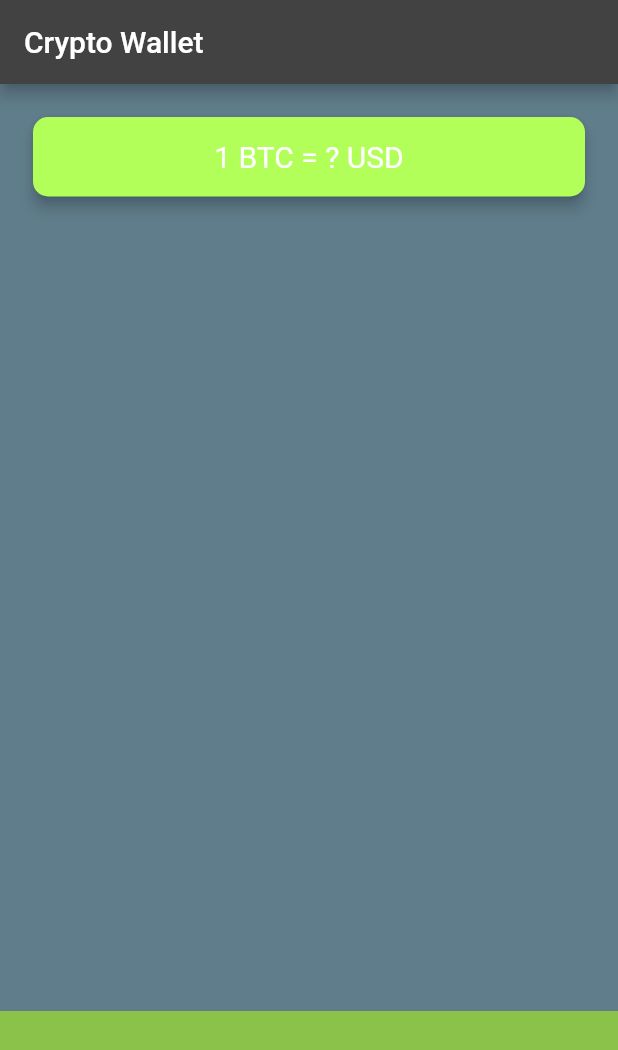
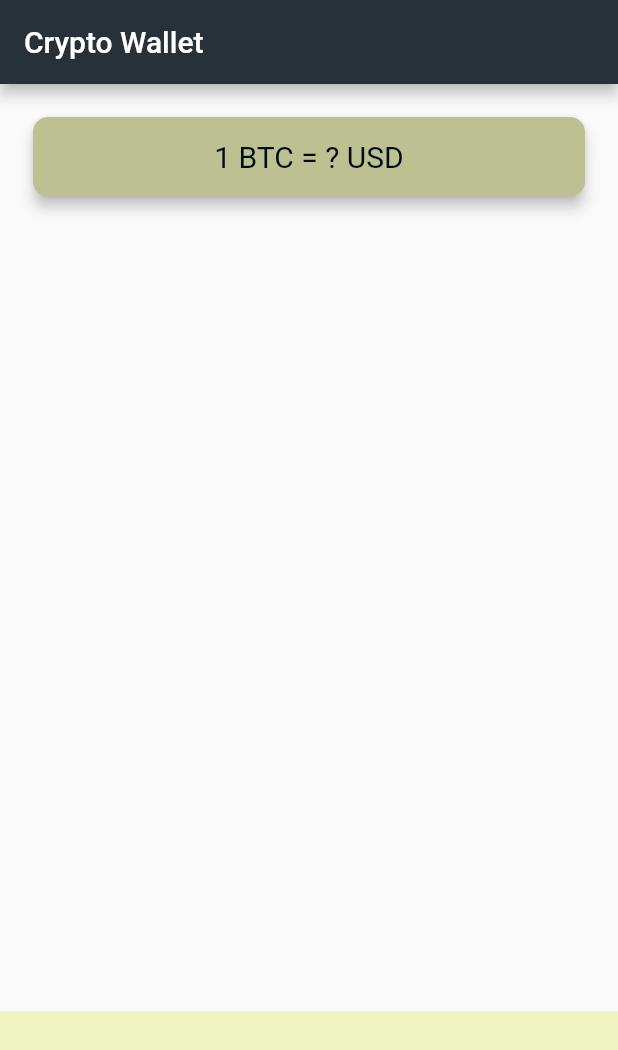
Before and after one commit to mdhowey/crypto-wallet, a Flutter app: the screen it shows after launch, on a phone screen of 412 x 824 dp. Shown: the top 1050 px of the screen. Run offline on Flutter 3.47's test engine with Material 2 defaults, Android fonts, the phone set to English and light mode, and no system bars; our stand-ins replace flutter_dotenv.

Commit message:
implemented custom Color to MaterialColor functionality

```diff
--- /dev/null
+++ b/lib/constants.dart
@@ -0,0 +1,12 @@
+import 'package:flutter/material.dart';
+
+// Theme Color Palette
+// TODO: Are you using all of these, or can some of them be removed?
+// Primary colors
+const Color kPrimary = Color(0xFF263238);
+const Color kPrimaryLight = Color(0xFF4F5B62);
+const Color kPrimaryDark = Color(0xFF000A12);
+// Secondary colors
+const Color kSecondary = Color(0xFFF0F4C3);
+const Color kSecondaryLight = Color(0xFFFFFFF6);
+const Color kSecondaryDark = Color(0xFFBDC192);
--- a/lib/main.dart
+++ b/lib/main.dart
@@ -1,4 +1,6 @@
+import 'package:crypto_wallet/constants.dart';
 import 'package:crypto_wallet/price_screen.dart';
+import 'package:crypto_wallet/utilities/create_material_color.dart';
 import 'package:flutter/material.dart';
 import 'package:flutter_dotenv/flutter_dotenv.dart';
 
@@ -12,11 +14,19 @@ class MyApp extends StatelessWidget {
   Widget build(BuildContext context) {
     return MaterialApp(
       title: 'Flutter Demo',
-      theme: ThemeData.dark().copyWith(
-        primaryColor: Colors.greenAccent,
-        scaffoldBackgroundColor: Colors.blueGrey,
+      theme: ThemeData(
+        colorScheme: ColorScheme.fromSwatch(
+          primarySwatch: createMaterialColor(kPrimary),
+        ).copyWith(
+          secondary: createMaterialColor(kSecondary),
+        ),
+        textTheme: const TextTheme(
+          bodyText2: TextStyle(
+            color: kSecondaryLight,
+          ),
+        ),
       ),
-      home: PriceScreen(),
+      home: const PriceScreen(),
     );
   }
 }
--- a/lib/price_screen.dart
+++ b/lib/price_screen.dart
@@ -1,3 +1,4 @@
+import 'package:crypto_wallet/constants.dart';
 import 'package:flutter/material.dart';
 
 class PriceScreen extends StatefulWidget {
@@ -21,7 +22,7 @@ class _PriceScreenState extends State<PriceScreen> {
           Padding(
             padding: const EdgeInsets.fromLTRB(18.0, 18.0, 18.0, 0.0),
             child: Card(
-              color: Colors.lightGreenAccent,
+              color: kSecondaryDark,
               elevation: 4.0,
               shape: RoundedRectangleBorder(
                 borderRadius: BorderRadius.circular(10.0),
@@ -33,7 +34,7 @@ class _PriceScreenState extends State<PriceScreen> {
                   textAlign: TextAlign.center,
                   style: TextStyle(
                     fontSize: 20.0,
-                    color: Colors.white,
+                    color: kPrimaryDark,
                   ),
                 ),
               ),
@@ -43,7 +44,7 @@ class _PriceScreenState extends State<PriceScreen> {
             height: 150.0,
             alignment: Alignment.center,
             padding: const EdgeInsets.only(bottom: 30.0),
-            color: Colors.lightGreen,
+            color: kSecondary,
             child: null,
           ),
         ],
--- /dev/null
+++ b/lib/utilities/create_material_color.dart
@@ -0,0 +1,29 @@
+import 'package:flutter/material.dart';
+
+/// Creates a MaterialColor from a Color
+///
+/// @param color The color in ARGB format
+/// @returns Custom MaterialColor --> Map<int, Color>
+///
+/// The following is credited to Filip Veličković
+/// Follow him on Medium and read the blog below
+/// https://medium.com/@filipvk/creating-a-custom-color-swatch-in-flutter-554bcdcb27f3
+MaterialColor createMaterialColor(Color color) {
+  List<double> strengths = [.05];
+  final Map<int, Color> swatch = {};
+  final int r = color.red, g = color.green, b = color.blue;
+
+  for (int i = 1; i < 10; i++) {
+    strengths.add(0.1 * i);
+  }
+  for (double strength in strengths) {
+    final double ds = 0.5 - strength;
+    swatch[(strength * 1000).round()] = Color.fromRGBO(
+      r + ((ds < 0 ? r : (255 - r)) * ds).round(),
+      g + ((ds < 0 ? g : (255 - g)) * ds).round(),
+      b + ((ds < 0 ? b : (255 - b)) * ds).round(),
+      1,
+    );
+  }
+  return MaterialColor(color.value, swatch);
+}
```
